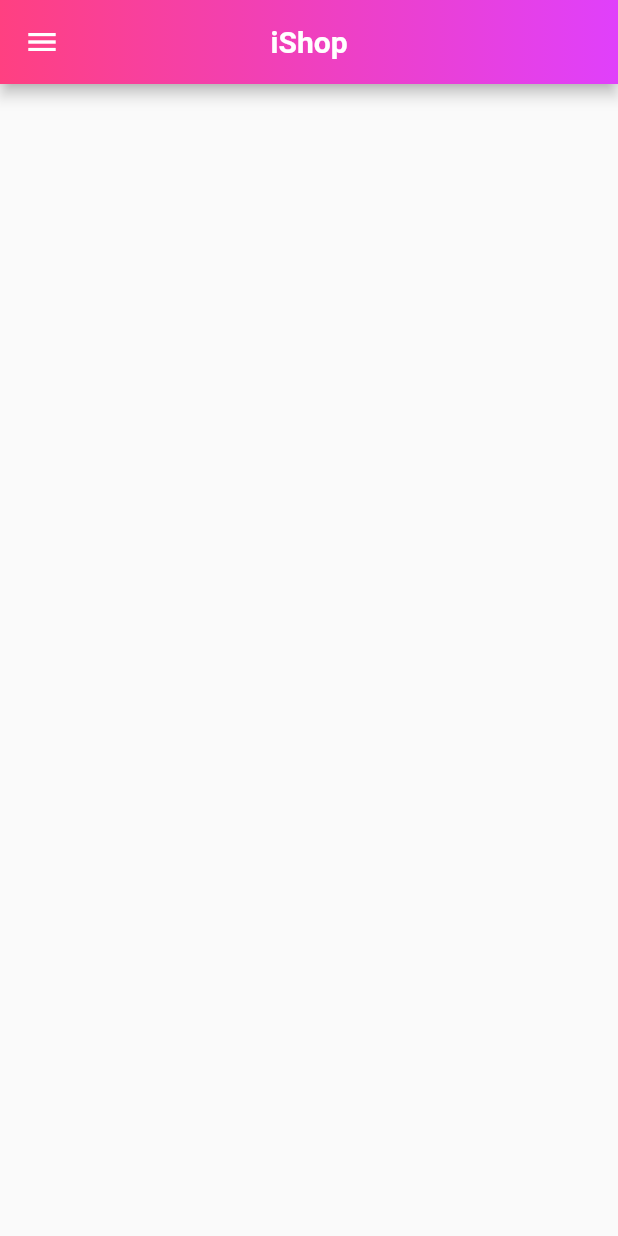
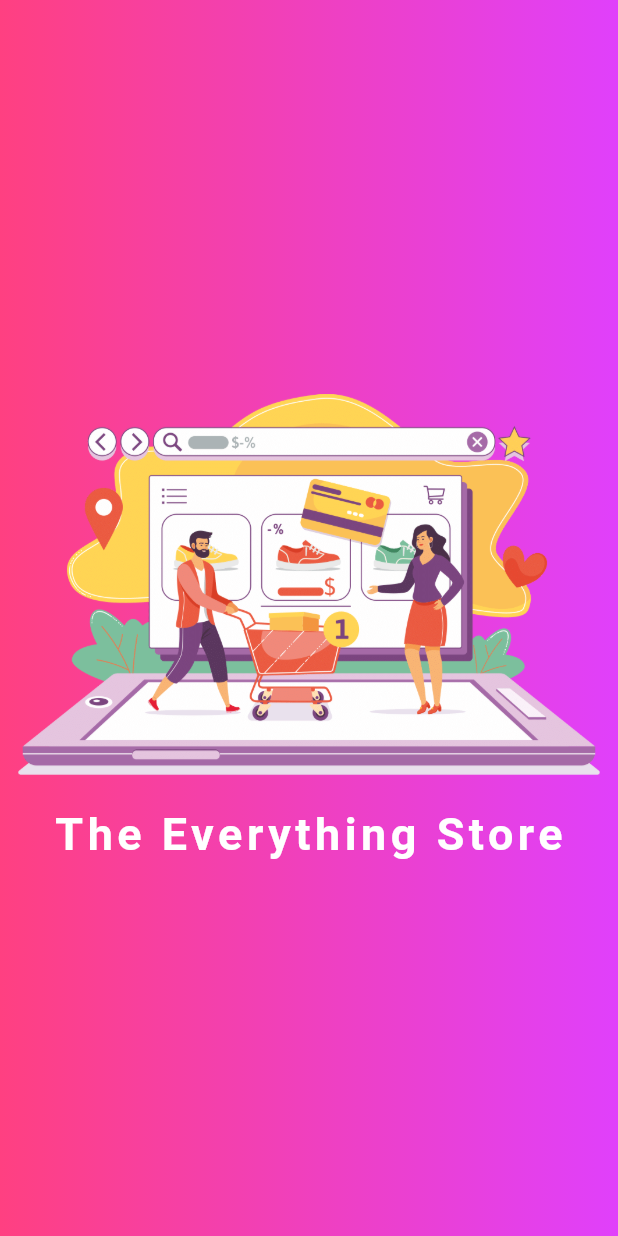
Before and after one commit to yhe53/users_app, a Flutter app: the first screen one second after launch, on a phone screen of 412 x 824 dp. Run offline on Flutter 3.47's test engine with Material 2 defaults, Android fonts, the phone set to English and light mode, and no system bars.

Commit message:
Custom splash screen in flutter

```diff
--- a/lib/main.dart
+++ b/lib/main.dart
@@ -1,5 +1,5 @@
 import 'package:flutter/material.dart';
-import 'package:users_app/mainScreens/home_screen.dart';
+import 'package:users_app/splashScreen/my_splash_screen.dart';
 
 void main() {
   runApp(const MyApp());
@@ -17,7 +17,7 @@ class MyApp extends StatelessWidget {
         primarySwatch: Colors.purple,
       ),
       debugShowCheckedModeBanner: false,
-      home: HomeScreen(),
+      home: MySplashScreen(),
     );
   }
 }
--- a/lib/mainScreens/home_screen.dart
+++ b/lib/mainScreens/home_screen.dart
@@ -28,7 +28,7 @@ class _HomeScreenState extends State<HomeScreen> {
           ),
         ),
         title: const Text(
-          "iShop",
+          "The Everything Store",
           style: TextStyle(
             fontSize: 20,
             fontWeight: FontWeight.bold,
--- /dev/null
+++ b/lib/splashScreen/my_splash_screen.dart
@@ -0,0 +1,74 @@
+import 'dart:async';
+
+import 'package:flutter/material.dart';
+
+import '../mainScreens/home_screen.dart';
+
+class MySplashScreen extends StatefulWidget {
+  const MySplashScreen({Key? key}) : super(key: key);
+
+  @override
+  State<MySplashScreen> createState() => _MySplashScreenState();
+}
+
+class _MySplashScreenState extends State<MySplashScreen> {
+
+  splashScreenTimer(){
+    Timer(const Duration(seconds: 3), () async{
+      Navigator.push(context, MaterialPageRoute(builder: (c)=> HomeScreen()));
+    });
+  }
+
+  @override
+  void initState() { // called automatically when user comes to this screen
+
+    super.initState();
+    splashScreenTimer();
+  }
+
+  @override
+  Widget build(BuildContext context) {
+    return Material(
+      child: Container(
+        decoration: const BoxDecoration(
+          gradient: LinearGradient(
+            colors: [
+              Colors.pinkAccent,
+              Colors.purpleAccent,
+            ],
+            begin: FractionalOffset(0.0, 0.0),
+            end: FractionalOffset(1.0, 0.0),
+            stops: [0.0, 1.0],
+            tileMode: TileMode.clamp,
+          ),
+        ),
+        child: Center(
+
+          child: Column(
+            mainAxisAlignment: MainAxisAlignment.center,
+            children: [
+              Padding(
+                padding: const EdgeInsets.all(12.0),
+                child: Image.asset(
+                    "images/welcome.png"),
+              ),
+
+              const SizedBox(height: 10,),
+
+              Text(
+                  "The Everything Store",
+                style: TextStyle(
+                  fontSize: 30,
+                  letterSpacing: 3,
+                  color: Colors.white,
+                  fontWeight: FontWeight.bold,
+                ),
+              ),
+            ],
+          ),
+
+        ),
+      ),
+    );
+  }
+}
--- a/pubspec.yaml
+++ b/pubspec.yaml
@@ -60,9 +60,8 @@ flutter:
   uses-material-design: true
 
   # To add assets to your application, add an assets section, like this:
-  # assets:
-  #   - images/a_dot_burr.jpeg
-  #   - images/a_dot_ham.jpeg
+  assets:
+    - images/welcome.png
 
   # An image asset can refer to one or more resolution-specific "variants", see
   # https://flutter.dev/assets-and-images/#resolution-aware
```
Also changed, not shown: images/welcome.png (added).
